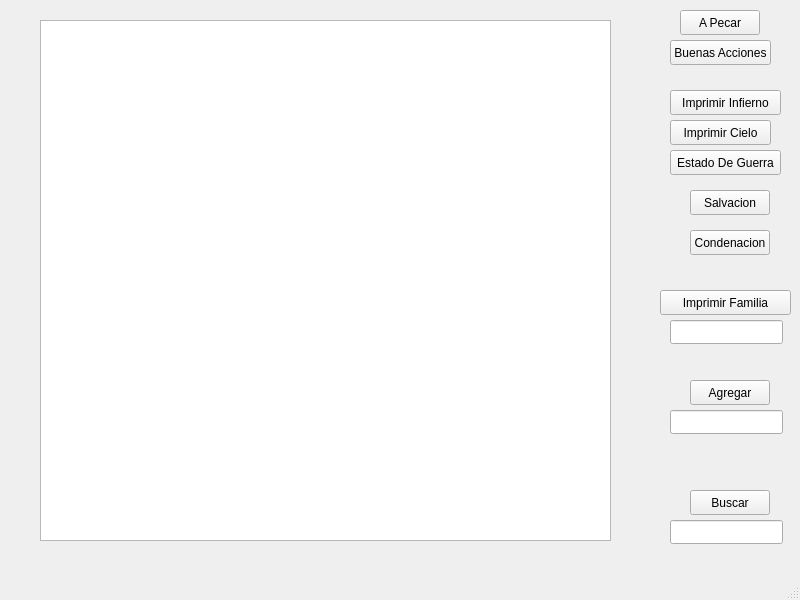
The window that CieloVsInfierno/mainwindow.ui (Fao2212/PrograIIEstructuras) describes before a commit, drawn with Qt 5.
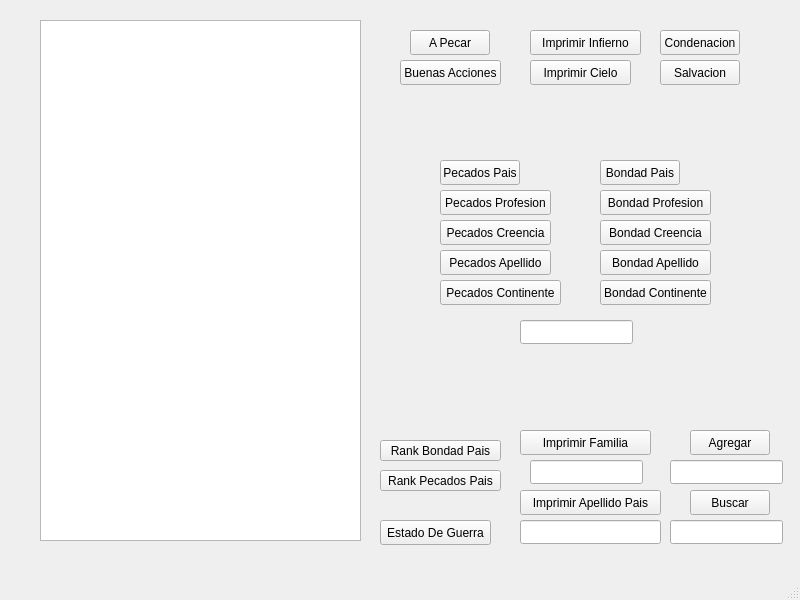
The same window after the commit.

Patch:
```diff
--- a/CieloVsInfierno/mainwindow.ui
+++ b/CieloVsInfierno/mainwindow.ui
@@ -41,7 +41,7 @@
     <property name="geometry">
      <rect>
       <x>690</x>
-      <y>380</y>
+      <y>430</y>
       <width>80</width>
       <height>25</height>
      </rect>
@@ -54,7 +54,7 @@
     <property name="geometry">
      <rect>
       <x>670</x>
-      <y>410</y>
+      <y>460</y>
       <width>113</width>
       <height>24</height>
      </rect>
@@ -63,8 +63,8 @@
    <widget class="QPushButton" name="pushButton_3">
     <property name="geometry">
      <rect>
-      <x>660</x>
-      <y>290</y>
+      <x>520</x>
+      <y>430</y>
       <width>131</width>
       <height>25</height>
      </rect>
@@ -76,8 +76,8 @@
    <widget class="QLineEdit" name="txtImprimirFamily">
     <property name="geometry">
      <rect>
-      <x>670</x>
-      <y>320</y>
+      <x>530</x>
+      <y>460</y>
       <width>113</width>
       <height>24</height>
      </rect>
@@ -88,7 +88,7 @@
      <rect>
       <x>40</x>
       <y>20</y>
-      <width>571</width>
+      <width>321</width>
       <height>521</height>
      </rect>
     </property>
@@ -96,8 +96,8 @@
    <widget class="QPushButton" name="pushButton_4">
     <property name="geometry">
      <rect>
-      <x>680</x>
-      <y>10</y>
+      <x>410</x>
+      <y>30</y>
       <width>80</width>
       <height>25</height>
      </rect>
@@ -109,8 +109,8 @@
    <widget class="QPushButton" name="btnCondenacion">
     <property name="geometry">
      <rect>
-      <x>690</x>
-      <y>230</y>
+      <x>660</x>
+      <y>30</y>
       <width>80</width>
       <height>25</height>
      </rect>
@@ -122,8 +122,8 @@
    <widget class="QPushButton" name="pushButton_5">
     <property name="geometry">
      <rect>
-      <x>670</x>
-      <y>40</y>
+      <x>400</x>
+      <y>60</y>
       <width>101</width>
       <height>25</height>
      </rect>
@@ -135,8 +135,8 @@
    <widget class="QPushButton" name="pushButton_6">
     <property name="geometry">
      <rect>
-      <x>690</x>
-      <y>190</y>
+      <x>660</x>
+      <y>60</y>
       <width>80</width>
       <height>25</height>
      </rect>
@@ -148,8 +148,8 @@
    <widget class="QPushButton" name="pushButton_7">
     <property name="geometry">
      <rect>
-      <x>670</x>
-      <y>90</y>
+      <x>530</x>
+      <y>30</y>
       <width>111</width>
       <height>25</height>
      </rect>
@@ -161,8 +161,8 @@
    <widget class="QPushButton" name="pushButton_8">
     <property name="geometry">
      <rect>
-      <x>670</x>
-      <y>150</y>
+      <x>380</x>
+      <y>520</y>
       <width>111</width>
       <height>25</height>
      </rect>
@@ -174,8 +174,8 @@
    <widget class="QPushButton" name="pushButton_9">
     <property name="geometry">
      <rect>
-      <x>670</x>
-      <y>120</y>
+      <x>530</x>
+      <y>60</y>
       <width>101</width>
       <height>25</height>
      </rect>
@@ -184,6 +184,195 @@
      <string>Imprimir Cielo</string>
     </property>
    </widget>
+   <widget class="QPushButton" name="pushButton_10">
+    <property name="geometry">
+     <rect>
+      <x>520</x>
+      <y>490</y>
+      <width>141</width>
+      <height>25</height>
+     </rect>
+    </property>
+    <property name="text">
+     <string>Imprimir Apellido Pais</string>
+    </property>
+   </widget>
+   <widget class="QLineEdit" name="txtApellidoPais">
+    <property name="geometry">
+     <rect>
+      <x>520</x>
+      <y>520</y>
+      <width>141</width>
+      <height>24</height>
+     </rect>
+    </property>
+   </widget>
+   <widget class="QPushButton" name="pushButton_11">
+    <property name="geometry">
+     <rect>
+      <x>380</x>
+      <y>470</y>
+      <width>121</width>
+      <height>21</height>
+     </rect>
+    </property>
+    <property name="text">
+     <string>Rank Pecados Pais</string>
+    </property>
+   </widget>
+   <widget class="QPushButton" name="pushButton_12">
+    <property name="geometry">
+     <rect>
+      <x>380</x>
+      <y>440</y>
+      <width>121</width>
+      <height>21</height>
+     </rect>
+    </property>
+    <property name="text">
+     <string>Rank Bondad Pais</string>
+    </property>
+   </widget>
+   <widget class="QPushButton" name="pushButton_13">
+    <property name="geometry">
+     <rect>
+      <x>440</x>
+      <y>160</y>
+      <width>80</width>
+      <height>25</height>
+     </rect>
+    </property>
+    <property name="text">
+     <string>Pecados Pais</string>
+    </property>
+   </widget>
+   <widget class="QPushButton" name="pushButton_14">
+    <property name="geometry">
+     <rect>
+      <x>440</x>
+      <y>190</y>
+      <width>111</width>
+      <height>25</height>
+     </rect>
+    </property>
+    <property name="text">
+     <string>Pecados Profesion</string>
+    </property>
+   </widget>
+   <widget class="QPushButton" name="pushButton_15">
+    <property name="geometry">
+     <rect>
+      <x>440</x>
+      <y>220</y>
+      <width>111</width>
+      <height>25</height>
+     </rect>
+    </property>
+    <property name="text">
+     <string>Pecados Creencia</string>
+    </property>
+   </widget>
+   <widget class="QPushButton" name="pushButton_16">
+    <property name="geometry">
+     <rect>
+      <x>440</x>
+      <y>250</y>
+      <width>111</width>
+      <height>25</height>
+     </rect>
+    </property>
+    <property name="text">
+     <string>Pecados Apellido</string>
+    </property>
+   </widget>
+   <widget class="QPushButton" name="pushButton_17">
+    <property name="geometry">
+     <rect>
+      <x>440</x>
+      <y>280</y>
+      <width>121</width>
+      <height>25</height>
+     </rect>
+    </property>
+    <property name="text">
+     <string>Pecados Continente</string>
+    </property>
+   </widget>
+   <widget class="QPushButton" name="pushButton_18">
+    <property name="geometry">
+     <rect>
+      <x>600</x>
+      <y>160</y>
+      <width>80</width>
+      <height>25</height>
+     </rect>
+    </property>
+    <property name="text">
+     <string>Bondad Pais</string>
+    </property>
+   </widget>
+   <widget class="QPushButton" name="pushButton_19">
+    <property name="geometry">
+     <rect>
+      <x>600</x>
+      <y>190</y>
+      <width>111</width>
+      <height>25</height>
+     </rect>
+    </property>
+    <property name="text">
+     <string>Bondad Profesion</string>
+    </property>
+   </widget>
+   <widget class="QPushButton" name="pushButton_20">
+    <property name="geometry">
+     <rect>
+      <x>600</x>
+      <y>220</y>
+      <width>111</width>
+      <height>25</height>
+     </rect>
+    </property>
+    <property name="text">
+     <string>Bondad Creencia</string>
+    </property>
+   </widget>
+   <widget class="QPushButton" name="pushButton_21">
+    <property name="geometry">
+     <rect>
+      <x>600</x>
+      <y>250</y>
+      <width>111</width>
+      <height>25</height>
+     </rect>
+    </property>
+    <property name="text">
+     <string>Bondad Apellido</string>
+    </property>
+   </widget>
+   <widget class="QPushButton" name="pushButton_22">
+    <property name="geometry">
+     <rect>
+      <x>600</x>
+      <y>280</y>
+      <width>111</width>
+      <height>25</height>
+     </rect>
+    </property>
+    <property name="text">
+     <string>Bondad Continente</string>
+    </property>
+   </widget>
+   <widget class="QLineEdit" name="txtBusquedaPecadosBondad">
+    <property name="geometry">
+     <rect>
+      <x>520</x>
+      <y>320</y>
+      <width>113</width>
+      <height>24</height>
+     </rect>
+    </property>
+   </widget>
   </widget>
   <widget class="QMenuBar" name="menubar">
    <property name="geometry">
```
